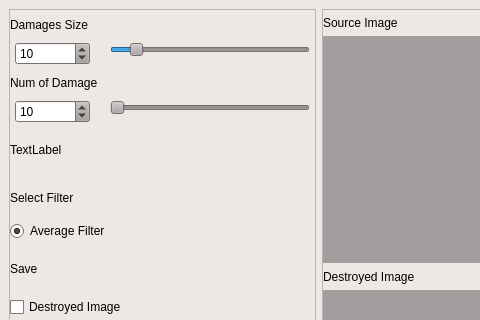
Before: the Qt Designer form mainwindow.ui in raidgar98/AMF_v1, drawn with Qt 5; both pictures show x 0 to 480 and y 0 to 320 of the 1005 by 527 pixel window.
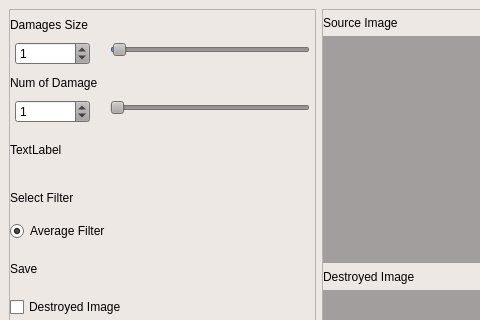
After: the same form once the commit is applied.

```diff
--- a/mainwindow.ui
+++ b/mainwindow.ui
@@ -1438,7 +1438,7 @@
                 <number>100</number>
                </property>
                <property name="value">
-                <number>10</number>
+                <number>1</number>
                </property>
               </widget>
              </item>
@@ -1896,7 +1896,7 @@
                 <number>100</number>
                </property>
                <property name="value">
-                <number>10</number>
+                <number>1</number>
                </property>
                <property name="orientation">
                 <enum>Qt::Horizontal</enum>
@@ -2834,7 +2834,7 @@
                 <number>10000</number>
                </property>
                <property name="value">
-                <number>10</number>
+                <number>1</number>
                </property>
               </widget>
              </item>
```
Left out of the diff: 2 changed lines with no effect on the pictures.
